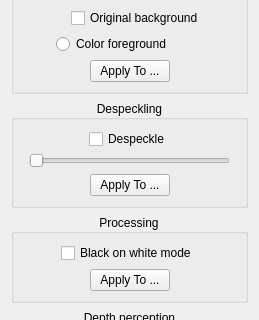
First picture: the form in src/core/filters/output/OptionsWidget.ui, repository vigri/scantailor-advanced, before the edit; both pictures show x 0 to 259 and y 938 to 1258 of the 259 by 1431 pixel window.
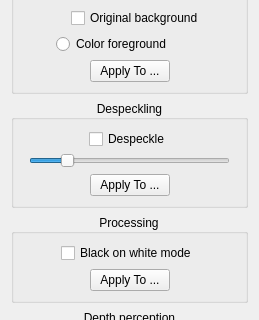
Second picture: the form after the edit. Custom widgets are drawn as their Qt base class.

Patch:
```diff
--- a/src/core/filters/output/OptionsWidget.ui
+++ b/src/core/filters/output/OptionsWidget.ui
@@ -1344,10 +1344,10 @@
         <item>
          <widget class="QSlider" name="despeckleSlider">
           <property name="minimum">
-           <number>10</number>
+           <number>5</number>
           </property>
           <property name="maximum">
-           <number>30</number>
+           <number>35</number>
           </property>
           <property name="singleStep">
            <number>2</number>
```
